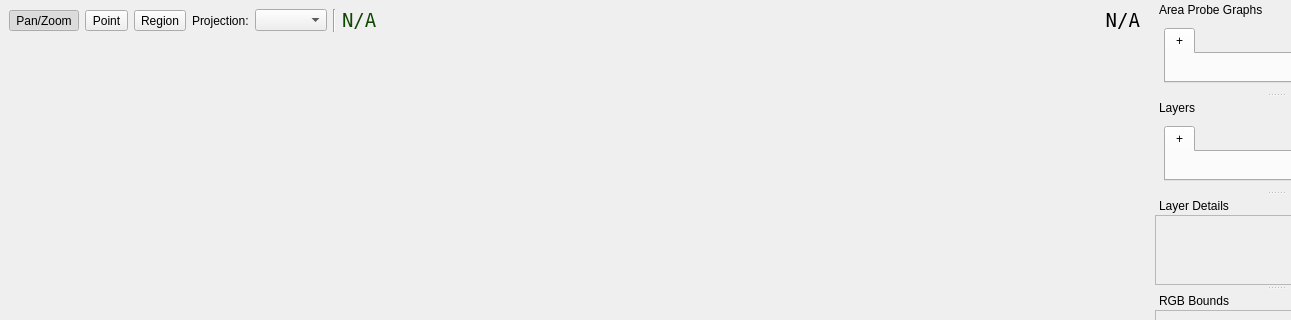
Old version of the form sift/ui/pov_main.ui in the repository ssec/sift; both pictures show x 0 to 1291 and y 0 to 320 of the 1397 by 800 pixel window.
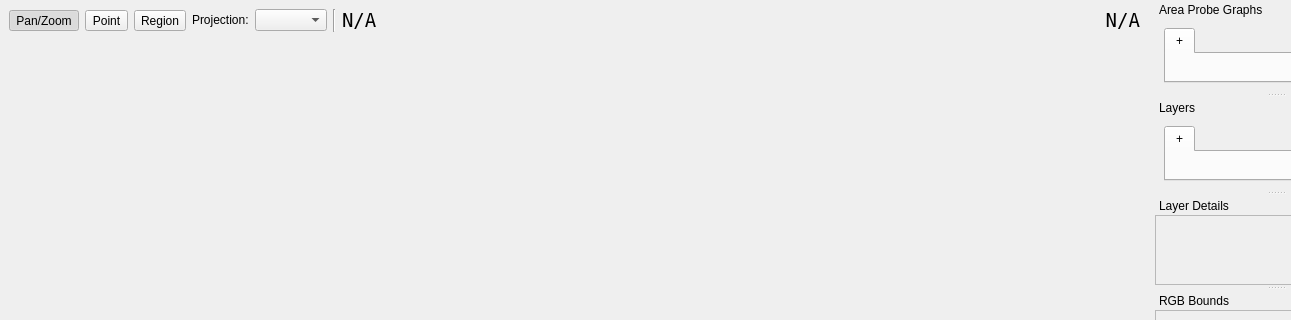
New version of the form. Custom widgets are drawn as their Qt base class.

Commit message: Update main ui sizing policy to help to fix probe text

Patch:
```diff
--- a/sift/ui/pov_main.ui
+++ b/sift/ui/pov_main.ui
@@ -121,6 +121,12 @@
         <property name="enabled">
          <bool>true</bool>
         </property>
+        <property name="sizePolicy">
+         <sizepolicy hsizetype="Fixed" vsizetype="Fixed">
+          <horstretch>0</horstretch>
+          <verstretch>0</verstretch>
+         </sizepolicy>
+        </property>
         <property name="text">
          <string>Projection:</string>
         </property>
@@ -143,7 +149,7 @@
       <item>
        <widget class="QLabel" name="cursorProbeText">
         <property name="sizePolicy">
-         <sizepolicy hsizetype="MinimumExpanding" vsizetype="Preferred">
+         <sizepolicy hsizetype="Expanding" vsizetype="Preferred">
           <horstretch>0</horstretch>
           <verstretch>0</verstretch>
          </sizepolicy>
@@ -160,70 +166,6 @@
           <height>16777215</height>
          </size>
         </property>
-        <property name="palette">
-         <palette>
-          <active>
-           <colorrole role="WindowText">
-            <brush brushstyle="SolidPattern">
-             <color alpha="255">
-              <red>17</red>
-              <green>71</green>
-              <blue>5</blue>
-             </color>
-            </brush>
-           </colorrole>
-           <colorrole role="Text">
-            <brush brushstyle="SolidPattern">
-             <color alpha="255">
-              <red>17</red>
-              <green>71</green>
-              <blue>5</blue>
-             </color>
-            </brush>
-           </colorrole>
-          </active>
-          <inactive>
-           <colorrole role="WindowText">
-            <brush brushstyle="SolidPattern">
-             <color alpha="255">
-              <red>17</red>
-              <green>71</green>
-              <blue>5</blue>
-             </color>
-            </brush>
-           </colorrole>
-           <colorrole role="Text">
-            <brush brushstyle="SolidPattern">
-             <color alpha="255">
-              <red>17</red>
-              <green>71</green>
-              <blue>5</blue>
-             </color>
-            </brush>
-           </colorrole>
-          </inactive>
-          <disabled>
-           <colorrole role="WindowText">
-            <brush brushstyle="SolidPattern">
-             <color alpha="255">
-              <red>69</red>
-              <green>69</green>
-              <blue>69</blue>
-             </color>
-            </brush>
-           </colorrole>
-           <colorrole role="Text">
-            <brush brushstyle="SolidPattern">
-             <color alpha="255">
-              <red>69</red>
-              <green>69</green>
-              <blue>69</blue>
-             </color>
-            </brush>
-           </colorrole>
-          </disabled>
-         </palette>
-        </property>
         <property name="font">
          <font>
           <family>Andale Mono</family>
@@ -244,6 +186,19 @@
         </property>
        </widget>
       </item>
+      <item>
+       <spacer name="horizontalSpacer">
+        <property name="orientation">
+         <enum>Qt::Horizontal</enum>
+        </property>
+        <property name="sizeHint" stdset="0">
+         <size>
+          <width>40</width>
+          <height>20</height>
+         </size>
+        </property>
+       </spacer>
+      </item>
       <item>
        <widget class="QLabel" name="cursorProbeLayer">
         <property name="sizePolicy">
```
Left out of the diff: 7 changed lines with no effect on the pictures. The commit also changes 1 other file.
